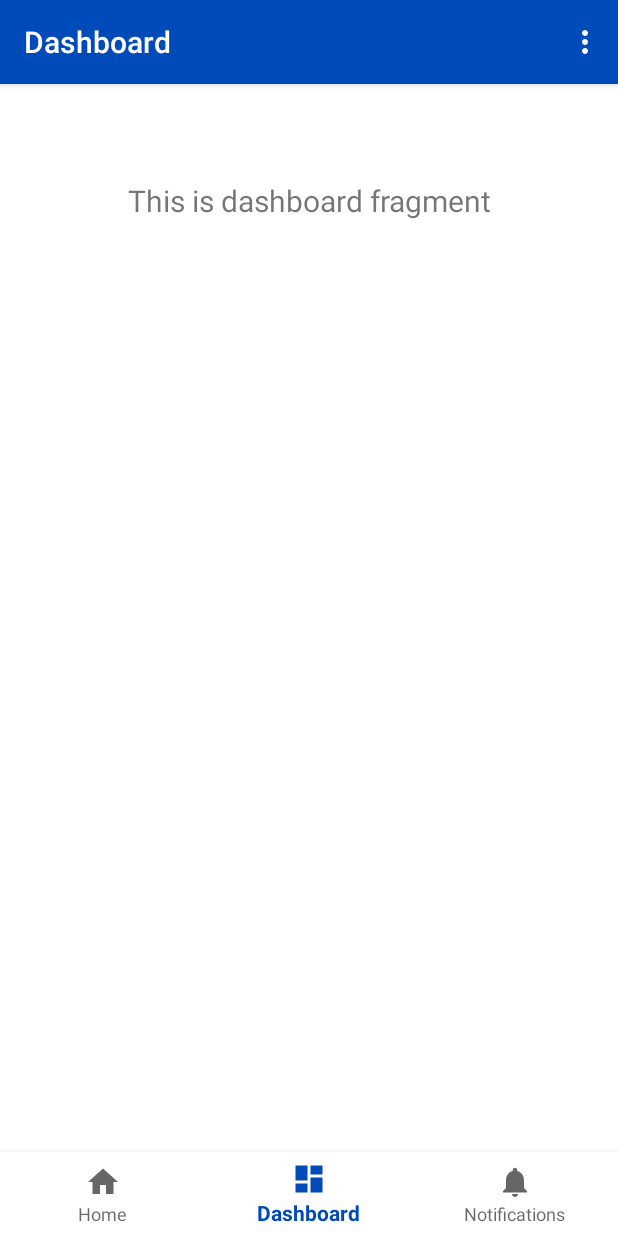
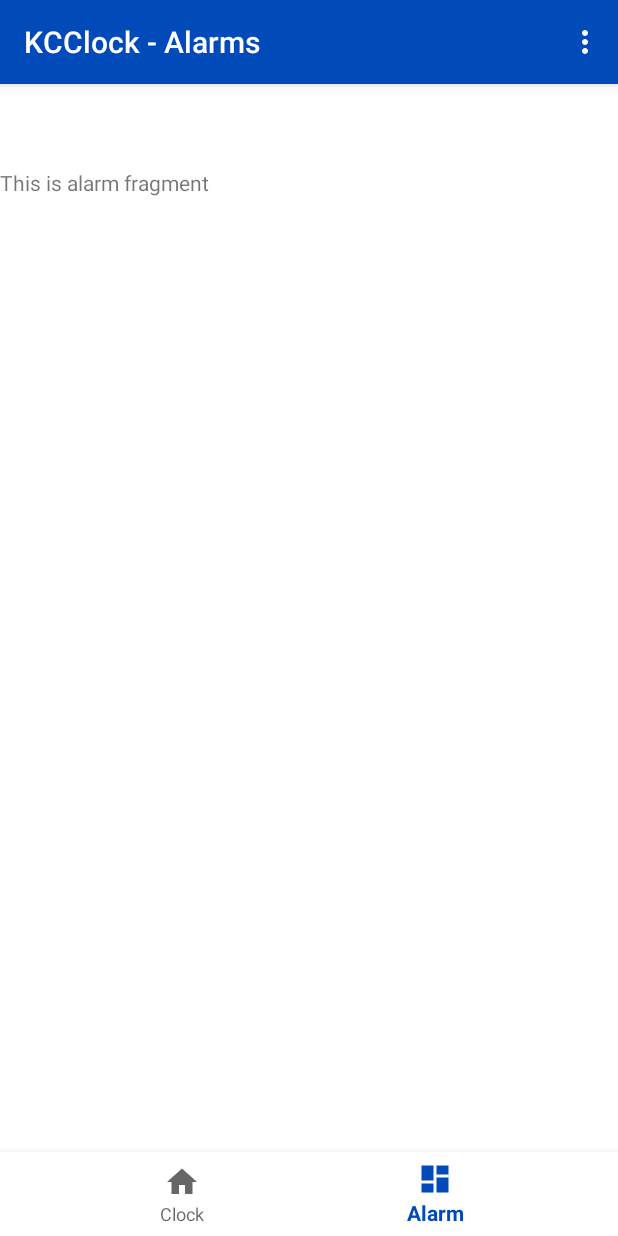
Before and after one commit to Kc-codetalker/KCClock, an Android app: the screen it shows after launch (MainActivity), item 2 of the bottom bar chosen, on a phone screen of 412 x 824 dp. Run offline under Robolectric (Android 15) with nearby library versions, the phone set to English and light mode, and no system bars; our stand-ins replace navigation-ui.

Commit message:
Created own fragments navigation, not using preloaded template's navigation anymore.

```diff
--- a/app/build.gradle
+++ b/app/build.gradle
@@ -27,6 +27,7 @@ dependencies {
     implementation 'androidx.navigation:navigation-fragment:2.0.0'
     implementation 'androidx.navigation:navigation-ui:2.0.0'
     implementation 'androidx.lifecycle:lifecycle-extensions:2.0.0'
+    implementation 'androidx.legacy:legacy-support-v4:1.0.0'
     testImplementation 'junit:junit:4.12'
     androidTestImplementation 'androidx.test.ext:junit:1.1.0'
     androidTestImplementation 'androidx.test.espresso:espresso-core:3.1.1'
--- a/app/src/main/java/id/ac/ui/cs/mobileprogramming/kace/kcclock/MainActivity.java
+++ b/app/src/main/java/id/ac/ui/cs/mobileprogramming/kace/kcclock/MainActivity.java
@@ -28,7 +28,7 @@ public class MainActivity extends AppCompatActivity {
         // Passing each menu ID as a set of Ids because each
         // menu should be considered as top level destinations.
         AppBarConfiguration appBarConfiguration = new AppBarConfiguration.Builder(
-                R.id.navigation_home, R.id.navigation_dashboard, R.id.navigation_notifications)
+                R.id.main_nav_clock, R.id.main_nav_alarm)
                 .build();
         NavController navController = Navigation.findNavController(this, R.id.nav_host_fragment);
         NavigationUI.setupActionBarWithNavController(this, navController, appBarConfiguration);
--- /dev/null
+++ b/app/src/main/java/id/ac/ui/cs/mobileprogramming/kace/kcclock/main/alarm/AlarmFragment.java
@@ -0,0 +1,51 @@
+package id.ac.ui.cs.mobileprogramming.kace.kcclock.main.alarm;
+
+import androidx.lifecycle.Observer;
+import androidx.lifecycle.ViewModelProviders;
+
+import android.os.Bundle;
+
+import androidx.annotation.NonNull;
+import androidx.annotation.Nullable;
+import androidx.fragment.app.Fragment;
+
+import android.view.LayoutInflater;
+import android.view.View;
+import android.view.ViewGroup;
+import android.widget.TextView;
+
+import id.ac.ui.cs.mobileprogramming.kace.kcclock.R;
+import id.ac.ui.cs.mobileprogramming.kace.kcclock.main.clock.ClockViewModel;
+
+public class AlarmFragment extends Fragment {
+
+    private AlarmViewModel alarmViewModel;
+
+    public static AlarmFragment newInstance() {
+        return new AlarmFragment();
+    }
+
+    @Override
+    public View onCreateView(@NonNull LayoutInflater inflater, @Nullable ViewGroup container,
+                             @Nullable Bundle savedInstanceState) {
+        alarmViewModel =
+                ViewModelProviders.of(this).get(AlarmViewModel.class);
+        View root = inflater.inflate(R.layout.fragment_alarm, container, false);
+        final TextView textView = root.findViewById(R.id.text_alarm);
+        alarmViewModel.getText().observe(this, new Observer<String>() {
+            @Override
+            public void onChanged(@Nullable String s) {
+                textView.setText(s);
+            }
+        });
+        return root;
+    }
+
+    @Override
+    public void onActivityCreated(@Nullable Bundle savedInstanceState) {
+        super.onActivityCreated(savedInstanceState);
+        alarmViewModel = ViewModelProviders.of(this).get(AlarmViewModel.class);
+        // TODO: Use the ViewModel
+    }
+
+}
--- /dev/null
+++ b/app/src/main/java/id/ac/ui/cs/mobileprogramming/kace/kcclock/main/alarm/AlarmViewModel.java
@@ -0,0 +1,18 @@
+package id.ac.ui.cs.mobileprogramming.kace.kcclock.main.alarm;
+
+import androidx.lifecycle.LiveData;
+import androidx.lifecycle.MutableLiveData;
+import androidx.lifecycle.ViewModel;
+
+public class AlarmViewModel extends ViewModel {
+    private MutableLiveData<String> mText;
+
+    public AlarmViewModel() {
+        mText = new MutableLiveData<>();
+        mText.setValue("This is alarm fragment");
+    }
+
+    public LiveData<String> getText() {
+        return mText;
+    }
+}
--- /dev/null
+++ b/app/src/main/java/id/ac/ui/cs/mobileprogramming/kace/kcclock/main/clock/ClockFragment.java
@@ -0,0 +1,51 @@
+package id.ac.ui.cs.mobileprogramming.kace.kcclock.main.clock;
+
+import androidx.lifecycle.Observer;
+import androidx.lifecycle.ViewModelProviders;
+
+import android.os.Bundle;
+
+import androidx.annotation.NonNull;
+import androidx.annotation.Nullable;
+import androidx.fragment.app.Fragment;
+
+import android.view.LayoutInflater;
+import android.view.View;
+import android.view.ViewGroup;
+import android.widget.TextView;
+
+import id.ac.ui.cs.mobileprogramming.kace.kcclock.R;
+import id.ac.ui.cs.mobileprogramming.kace.kcclock.ui.home.HomeViewModel;
+
+public class ClockFragment extends Fragment {
+
+    private ClockViewModel clockViewModel;
+
+    public static ClockFragment newInstance() {
+        return new ClockFragment();
+    }
+
+    @Override
+    public View onCreateView(@NonNull LayoutInflater inflater, @Nullable ViewGroup container,
+                             @Nullable Bundle savedInstanceState) {
+        clockViewModel =
+                ViewModelProviders.of(this).get(ClockViewModel.class);
+        View root = inflater.inflate(R.layout.fragment_clock, container, false);
+        final TextView textView = root.findViewById(R.id.text_clock);
+        clockViewModel.getText().observe(this, new Observer<String>() {
+            @Override
+            public void onChanged(@Nullable String s) {
+                textView.setText(s);
+            }
+        });
+        return root;
+    }
+
+    @Override
+    public void onActivityCreated(@Nullable Bundle savedInstanceState) {
+        super.onActivityCreated(savedInstanceState);
+        clockViewModel = ViewModelProviders.of(this).get(ClockViewModel.class);
+        // TODO: Use the ViewModel
+    }
+
+}
--- /dev/null
+++ b/app/src/main/java/id/ac/ui/cs/mobileprogramming/kace/kcclock/main/clock/ClockViewModel.java
@@ -0,0 +1,18 @@
+package id.ac.ui.cs.mobileprogramming.kace.kcclock.main.clock;
+
+import androidx.lifecycle.LiveData;
+import androidx.lifecycle.MutableLiveData;
+import androidx.lifecycle.ViewModel;
+
+public class ClockViewModel extends ViewModel {
+    private MutableLiveData<String> mText;
+
+    public ClockViewModel() {
+        mText = new MutableLiveData<>();
+        mText.setValue("This is clock fragment");
+    }
+
+    public LiveData<String> getText() {
+        return mText;
+    }
+}
--- a/app/src/main/res/layout/activity_main.xml
+++ b/app/src/main/res/layout/activity_main.xml
@@ -17,7 +17,7 @@
         app:layout_constraintBottom_toBottomOf="parent"
         app:layout_constraintLeft_toLeftOf="parent"
         app:layout_constraintRight_toRightOf="parent"
-        app:menu="@menu/bottom_nav_menu" />
+        app:menu="@menu/main_bottom_nav_menu" />
 
     <fragment
         android:id="@+id/nav_host_fragment"
@@ -29,6 +29,6 @@
         app:layout_constraintLeft_toLeftOf="parent"
         app:layout_constraintRight_toRightOf="parent"
         app:layout_constraintTop_toTopOf="parent"
-        app:navGraph="@navigation/mobile_navigation" />
+        app:navGraph="@navigation/main_nav" />
 
 </androidx.constraintlayout.widget.ConstraintLayout>
--- /dev/null
+++ b/app/src/main/res/layout/fragment_alarm.xml
@@ -0,0 +1,13 @@
+<?xml version="1.0" encoding="utf-8"?>
+<FrameLayout xmlns:android="http://schemas.android.com/apk/res/android"
+    xmlns:tools="http://schemas.android.com/tools"
+    android:layout_width="match_parent"
+    android:layout_height="match_parent"
+    tools:context=".main.alarm.AlarmFragment">
+
+    <TextView
+        android:id="@+id/text_alarm"
+        android:layout_width="match_parent"
+        android:layout_height="match_parent" />
+
+</FrameLayout>
--- /dev/null
+++ b/app/src/main/res/layout/fragment_clock.xml
@@ -0,0 +1,13 @@
+<?xml version="1.0" encoding="utf-8"?>
+<FrameLayout xmlns:android="http://schemas.android.com/apk/res/android"
+    xmlns:tools="http://schemas.android.com/tools"
+    android:layout_width="match_parent"
+    android:layout_height="match_parent"
+    tools:context=".main.clock.ClockFragment">
+
+    <TextView
+        android:id="@+id/text_clock"
+        android:layout_width="match_parent"
+        android:layout_height="match_parent" />
+
+</FrameLayout>
--- /dev/null
+++ b/app/src/main/res/menu/main_bottom_nav_menu.xml
@@ -0,0 +1,12 @@
+<?xml version="1.0" encoding="utf-8"?>
+<menu xmlns:android="http://schemas.android.com/apk/res/android">
+    <item
+        android:id="@+id/main_nav_clock"
+        android:icon="@drawable/ic_home_black_24dp"
+        android:title="@string/title_clock" />
+
+    <item
+        android:id="@+id/main_nav_alarm"
+        android:icon="@drawable/ic_dashboard_black_24dp"
+        android:title="@string/title_alarm" />
+</menu>
--- /dev/null
+++ b/app/src/main/res/navigation/main_nav.xml
@@ -0,0 +1,18 @@
+<?xml version="1.0" encoding="utf-8"?>
+<navigation xmlns:android="http://schemas.android.com/apk/res/android"
+    xmlns:app="http://schemas.android.com/apk/res-auto"
+    xmlns:tools="http://schemas.android.com/tools"
+    android:id="@+id/main_nav"
+    app:startDestination="@id/main_nav_clock">
+
+    <fragment
+        android:id="@+id/main_nav_clock"
+        android:name="id.ac.ui.cs.mobileprogramming.kace.kcclock.main.clock.ClockFragment"
+        android:label="KCClock"
+        tools:layout="@layout/fragment_clock" />
+    <fragment
+        android:id="@+id/main_nav_alarm"
+        android:name="id.ac.ui.cs.mobileprogramming.kace.kcclock.main.alarm.AlarmFragment"
+        android:label="KCClock - Alarms"
+        tools:layout="@layout/fragment_alarm" />
+</navigation>
--- a/app/src/main/res/values/strings.xml
+++ b/app/src/main/res/values/strings.xml
@@ -3,5 +3,7 @@
     <string name="title_home">Home</string>
     <string name="title_dashboard">Dashboard</string>
     <string name="title_notifications">Notifications</string>
+    <string name="title_clock">Clock</string>
+    <string name="title_alarm">Alarm</string>
     <string name="action_settings">Settings</string>
 </resources>
```
